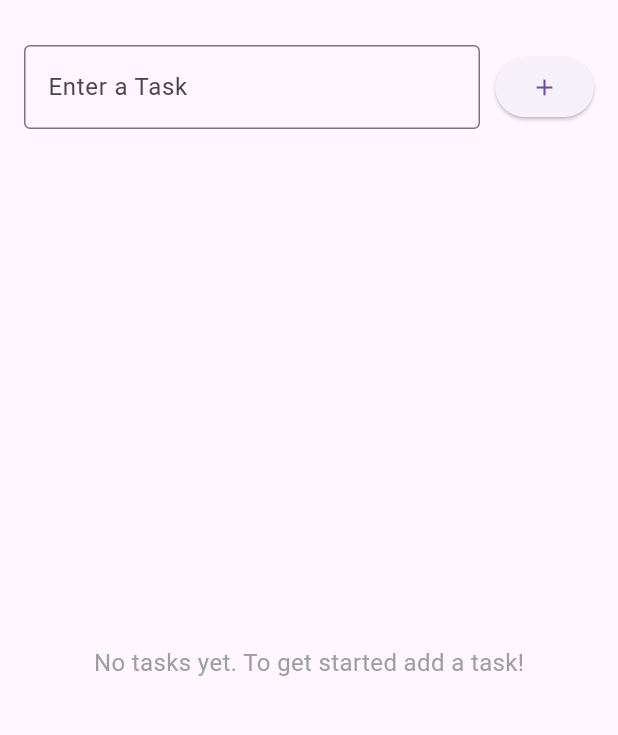
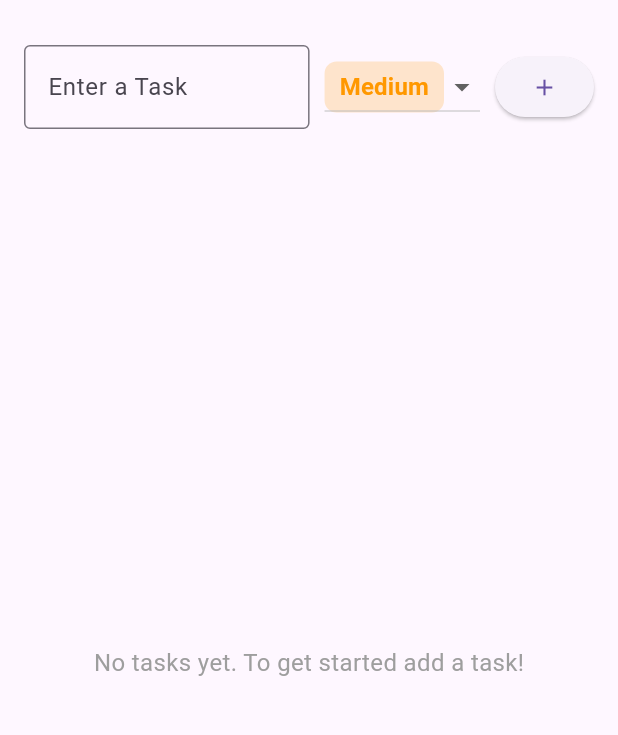
Before and after one commit to bashapu/task_manager, a Flutter app: the screen it shows after launch, after a tap on the "add" icon, on a phone screen of 412 x 824 dp, the part 63-798 px from its top. Run offline on Flutter 3.47's test engine with Material 3 defaults, Android fonts, the phone set to English and light mode, and no system bars.

Commit message:
Add Task Priority Feature

```diff
--- a/lib/main.dart
+++ b/lib/main.dart
@@ -4,11 +4,36 @@ void main() {
   runApp(const MyApp());
 }
 
+enum TaskPriority { low, medium, high } extension PriorityExtension on TaskPriority {
+  String get name {
+    switch (this) {
+      case TaskPriority.low:
+        return 'Low';
+      case TaskPriority.medium:
+        return 'Medium';
+      case TaskPriority.high:
+        return 'High';
+    }
+  }
+
+  Color get color {
+    switch (this) {
+      case TaskPriority.low:
+        return Colors.green;
+      case TaskPriority.medium:
+        return Colors.orange;
+      case TaskPriority.high:
+        return Colors.red;
+    }
+  }
+}
+
 class Task {
   String name;
   bool isCompleted;
+  TaskPriority priority;
 
-  Task({required this.name, this.isCompleted = false});
+  Task({required this.name, this.isCompleted = false, this.priority = TaskPriority.medium});
 }
 
 class MyApp extends StatelessWidget {
@@ -39,12 +64,30 @@ class _TaskListScreenState extends State {
 
   final TextEditingController _taskController = TextEditingController();
 
+  TaskPriority _selectedPriority = TaskPriority.medium;
+
+  void _sortTasks() {
+    _tasks.sort((a, b) {
+      int priorityComparison = b.priority.index.compareTo(a.priority.index);
+      if (priorityComparison != 0) {
+        return priorityComparison;
+      }
+      if (a.isCompleted != b.isCompleted) {
+        return a.isCompleted ? 1 : -1;
+      }
+      return a.name.compareTo(b.name);
+    });
+  }
+
   void _addTask() {
     if (_taskController.text.isNotEmpty) {
       setState(() {
-        _tasks.add(Task(name: _taskController.text));
-        // Clear the text field
+        _tasks.add(
+          Task(name: _taskController.text, priority: _selectedPriority),
+        );
+        _sortTasks();
         _taskController.clear();
+        _selectedPriority = TaskPriority.medium;
       });
     }
   }
@@ -52,6 +95,7 @@ class _TaskListScreenState extends State {
   void _toggleTaskCompletion(int index) {
     setState(() {
       _tasks[index].isCompleted = !_tasks[index].isCompleted;
+      _sortTasks();
     });
   }
 
@@ -87,7 +131,40 @@ class _TaskListScreenState extends State {
                   ),
                 ),
                 const SizedBox(width: 10),
-                // Add button
+                DropdownButton(
+                  value: _selectedPriority,
+                  onChanged: (TaskPriority? newValue) {
+                    if (newValue != null) {
+                      setState(() {
+                        _selectedPriority = newValue;
+                      });
+                    }
+                  },
+                  items:
+                      TaskPriority.values.map((TaskPriority priority) {
+                        return DropdownMenuItem(
+                          value: priority,
+                          child: Container(
+                            padding: const EdgeInsets.symmetric(
+                              horizontal: 10,
+                              vertical: 5,
+                            ),
+                            decoration: BoxDecoration(
+                              color: priority.color.withOpacity(0.2),
+                              borderRadius: BorderRadius.circular(8),
+                            ),
+                            child: Text(
+                              priority.name,
+                              style: TextStyle(
+                                color: priority.color,
+                                fontWeight: FontWeight.bold,
+                              ),
+                            ),
+                          ),
+                        );
+                      }).toList(),
+                ),
+                const SizedBox(width: 10),
                 ElevatedButton(
                   onPressed: _addTask,
                   child: const Icon(Icons.add),
@@ -132,6 +209,25 @@ class _TaskListScreenState extends State {
                                         : Colors.black,
                               ),
                             ),
+                            subtitle: Container(
+                              padding: const EdgeInsets.symmetric(
+                                horizontal: 8,
+                                vertical: 2,
+                              ),
+                              decoration: BoxDecoration(
+                                color: task.priority.color.withOpacity(0.2),
+                                borderRadius: BorderRadius.circular(8),
+                              ),
+                              constraints: const BoxConstraints(maxWidth: 120),
+                              child: Text(
+                                'Priority: ${task.priority.name}',
+                                style: TextStyle(
+                                  color: task.priority.color,
+                                  fontSize: 12,
+                                  fontWeight: FontWeight.bold,
+                                ),
+                              ),
+                            ),
                             trailing: IconButton(
                               icon: const Icon(Icons.delete, color: Colors.red),
                               onPressed: () => _deleteTask(index),
```
